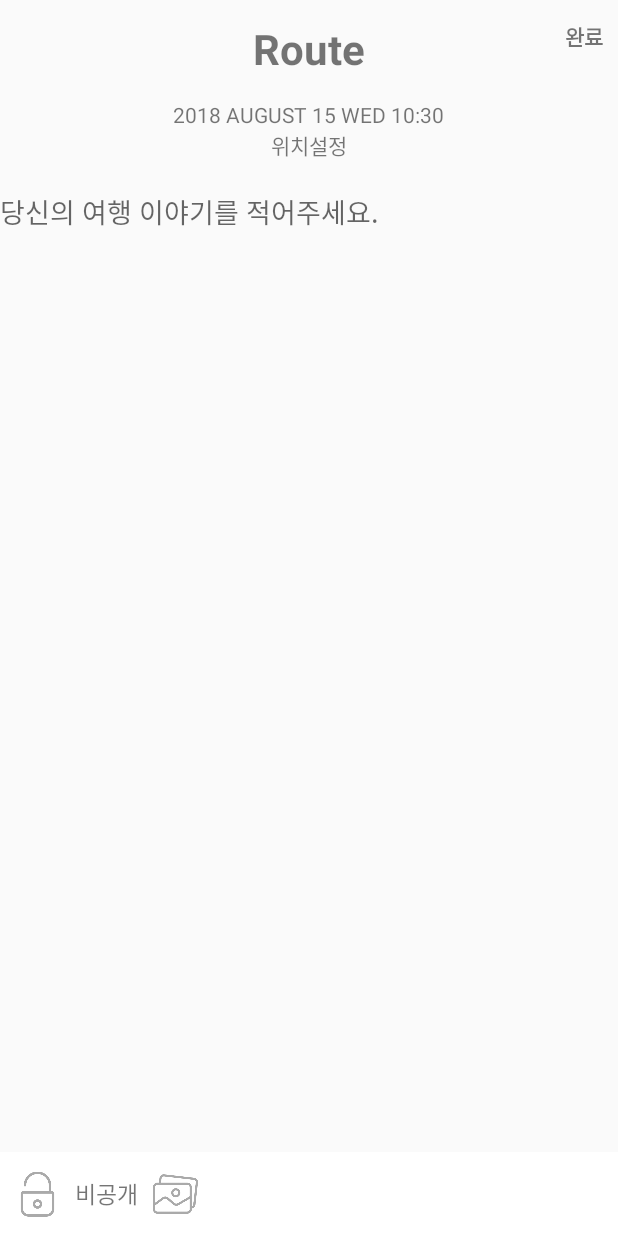
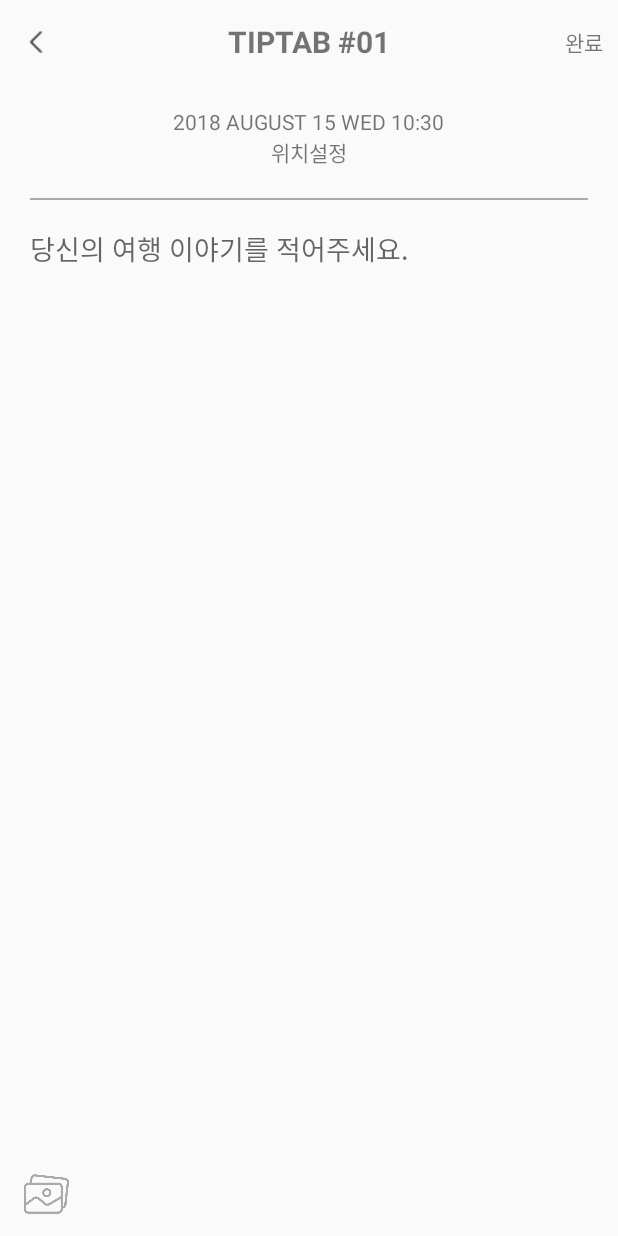
Before and after one commit to Carrierr/TipTap_Android, an Android app: the DiaryWritingActivity screen opened directly, with no data from a screen before it, on a phone screen of 412 x 824 dp. Run offline under Robolectric (Android 15) with nearby library versions, the phone set to English and light mode, and no system bars; our stand-ins replace data binding.

Commit message:
#49-Add toolbar to DiaryWritingActivity and modify design

```diff
--- a/app/src/main/AndroidManifest.xml
+++ b/app/src/main/AndroidManifest.xml
@@ -37,7 +37,8 @@
         <activity android:name = ".diarydetail.DiaryDetailActivity" />
         <activity
             android:name = ".diarywriting.DiaryWritingActivity"
-            android:windowSoftInputMode = "adjustResize|stateHidden" />
+            android:theme = "@style/DiaryWritingTheme"
+            android:windowSoftInputMode = "adjustResize|stateVisible" />
     </application>
 
 </manifest>
--- a/app/src/main/java/me/tiptap/tiptap/diarywriting/DiaryWritingActivity.kt
+++ b/app/src/main/java/me/tiptap/tiptap/diarywriting/DiaryWritingActivity.kt
@@ -35,16 +35,11 @@ open class DiaryWritingActivity : AppCompatActivity()  {
         super.onCreate(savedInstanceState)
         binding = DataBindingUtil.setContentView(this, R.layout.activity_diary_writing)
 
-
-
         binding.textComplete.setOnClickListener { finish() }
 
         getFormattedDate(binding)
 
         binding.textLocation.setOnClickListener {
-
-
-
 
             val alert = AlertDialog.Builder(this@DiaryWritingActivity)
             alert.setTitle(R.string.location_confirm)
--- a/app/src/main/res/layout/activity_diary_writing.xml
+++ b/app/src/main/res/layout/activity_diary_writing.xml
@@ -7,34 +7,45 @@
         android:layout_width="match_parent"
         android:layout_height="match_parent">
 
-        <TextView
-            android:id="@+id/text_route"
+        <android.support.v7.widget.Toolbar
+            android:id="@+id/diary_toolbar"
+            android:layout_width="match_parent"
+            android:layout_height="?attr/actionBarSize"
+            android:background="@android:color/transparent">
+
+            <ImageButton
+                android:id="@+id/btn_back"
                 android:layout_width="wrap_content"
                 android:layout_height="wrap_content"
-            android:layout_alignParentTop="true"
-            android:layout_centerHorizontal="true"
-            android:layout_marginTop="13dp"
-            android:text="Route"
-            android:textSize="28sp"
+                android:background="@android:color/transparent"
+                android:src="@drawable/back" />
+
+            <TextView
+                android:id="@+id/toolbar_title"
+                android:layout_width="wrap_content"
+                android:layout_height="wrap_content"
+                android:layout_gravity="center"
+                android:text="TIPTAB #01"
+                android:textSize="20sp"
                 android:textStyle="bold" />
 
             <TextView
                 android:id="@+id/text_complete"
                 android:layout_width="wrap_content"
                 android:layout_height="wrap_content"
-            android:layout_alignParentRight="true"
+                android:layout_gravity="right"
                 android:layout_marginRight="10dp"
-            android:layout_marginTop="13dp"
-            android:background="?attr/selectableItemBackgroundBorderless"
                 android:clickable="true"
-            android:text="완료"
-            android:textStyle="bold" />
+                android:focusable="true"
+                android:text="@string/complete" />
+
+        </android.support.v7.widget.Toolbar>
 
         <TextView
             android:id="@+id/date"
             android:layout_width="wrap_content"
             android:layout_height="wrap_content"
-            android:layout_below="@+id/text_route"
+            android:layout_below="@+id/diary_toolbar"
             android:layout_centerHorizontal="true"
             android:layout_marginTop="15dp" />
 
@@ -51,12 +62,20 @@
             android:layout_width="match_parent"
             android:layout_height="wrap_content"
             android:layout_below="@+id/text_location"
-            android:layout_marginTop="20dp">
+            android:layout_margin="20dp">
+
+            <View
+                android:layout_width="match_parent"
+                android:layout_height="1dp"
+                android:background="@android:color/darker_gray">
+
+            </View>
 
             <ImageView
                 android:id="@+id/img_myPicture"
                 android:layout_width="match_parent"
                 android:layout_height="wrap_content"
+                android:layout_marginTop="20dp"
                 android:adjustViewBounds="true" />
 
             <EditText
@@ -71,42 +90,20 @@
 
         </RelativeLayout>
 
-        <FrameLayout
+        <android.support.v7.widget.Toolbar
             android:layout_width="match_parent"
             android:layout_height="?attr/actionBarSize"
-            android:layout_alignBottom="@+id/text_location"
-            android:layout_alignParentBottom="true"
-            android:layout_alignParentStart="true"
-            android:background="#FFFFFF">
+            android:background="@android:color/transparent"
+            android:layout_alignParentBottom="true">
 
-            <RelativeLayout
-                android:layout_width="match_parent"
-                android:layout_height="match_parent">
-
-                <ImageView
-                    android:id="@+id/img_lock"
-                    android:layout_width="30dp"
-                    android:layout_height="wrap_content"
-                    android:layout_margin="10dp"
-                    android:src="@drawable/padlock"
-                    android:tint="@android:color/darker_gray" />
-
-                <TextView
-                    android:id="@+id/text_priv"
-                    android:layout_width="wrap_content"
-                    android:layout_height="wrap_content"
-                    android:layout_centerVertical="true"
-                    android:layout_toRightOf="@+id/img_lock"
-                    android:text="비공개"
-                    android:textSize="15sp" />
 
             <ImageView
                 android:id="@+id/img_gallery"
                 android:layout_width="30dp"
                 android:layout_height="wrap_content"
                 android:layout_margin="10dp"
-                    android:layout_toRightOf="@+id/text_priv"
                 android:clickable="true"
+                android:focusable="true"
                 android:src="@drawable/gallery"
                 android:tint="@android:color/darker_gray" />
 
@@ -114,12 +111,11 @@
                 android:id="@+id/text_keyboard"
                 android:layout_width="wrap_content"
                 android:layout_height="wrap_content"
-                    android:layout_alignParentRight="true"
+                android:layout_gravity="right"
                 android:layout_centerVertical="true"
                 android:layout_margin="10dp"
                 android:textSize="15sp" />
-            </RelativeLayout>
-        </FrameLayout>
+        </android.support.v7.widget.Toolbar>
     </RelativeLayout>
 
 </layout>
--- a/app/src/main/res/values/strings.xml
+++ b/app/src/main/res/values/strings.xml
@@ -6,6 +6,7 @@
     <string name="location_confirm">위치확인</string>
     <string name="ok">확인</string>
     <string name="cancel">취소</string>
+    <string name="complete">완료</string>
 
     <!--diary detail-->
     <string name = "delete">삭제</string>
--- a/app/src/main/res/values/styles.xml
+++ b/app/src/main/res/values/styles.xml
@@ -19,4 +19,9 @@
         <item name="android:layout_marginLeft">8dp</item>
     </style>
 
+    <style name="DiaryWritingTheme" parent="Theme.AppCompat.Light.NoActionBar">
+        <item name = "windowActionBar">false</item>
+        <item name = "windowNoTitle">true</item>
+    </style>
+
 </resources>
```
Also changed, not shown: app/src/main/res/drawable/back.png (added). Lines whose indentation alone changed are shown as unchanged.
